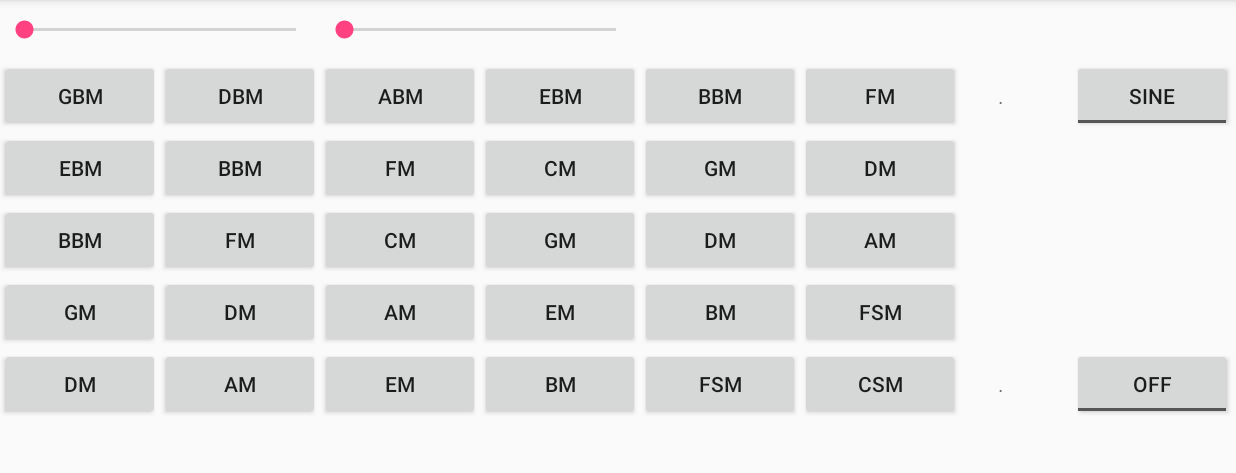
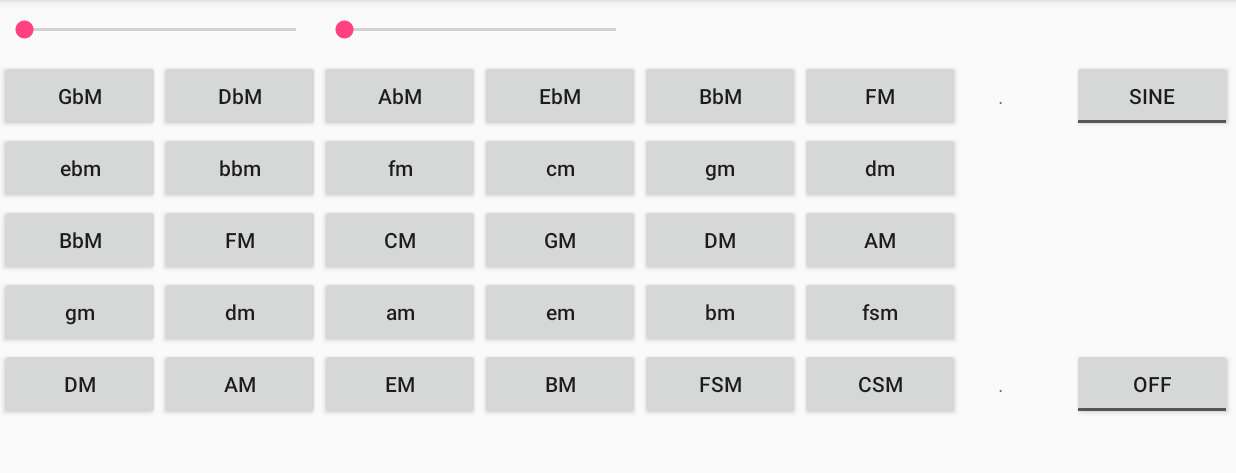
Before and after one commit to MikeSperone/Chord_Arp, an Android app: the screen it shows after launch (MainActivity), on a phone screen of 824 x 412 dp (held sideways), the part 72-545 px from its top. Run offline under Robolectric (Android 15) with nearby library versions, the phone set to English and light mode, and no system bars; libraries missing offline, so code that uses them is left out: org.puredata.android, org.puredata.core; 35 statements that could not run were skipped.

Commit message:
fixed all caps issue

```diff
--- a/app/src/main/res/layout/activity_main.xml
+++ b/app/src/main/res/layout/activity_main.xml
@@ -1,13 +1,11 @@
 <?xml version="1.0" encoding="utf-8"?>
 
 <TableLayout xmlns:android="http://schemas.android.com/apk/res/android"
-    xmlns:tools="http://schemas.android.com/tools"
     android:layout_width="match_parent"
     android:layout_height="match_parent"
     android:shrinkColumns="*"
     android:stretchColumns="*"
-    android:id="@+id/mainLayout"
-    android:textAllCaps="false" >
+    android:id="@+id/mainLayout" >
 
     <TableRow android:layout_width="match_parent"
         android:layout_height="wrap_content">
@@ -48,12 +46,12 @@
 
     <TableRow android:layout_width="match_parent">
 
-            <Button android:id="@+id/GbM" android:tag="GbM" android:text="@string/GbMaj" android:onClick="onChordClick" />
-            <Button android:id="@+id/DbM" android:tag="DbM" android:text="@string/DbMaj" android:onClick="onChordClick" />
-            <Button android:id="@+id/AbM" android:tag="AbM" android:text="@string/AbMaj" android:onClick="onChordClick" />
-            <Button android:id="@+id/EbM" android:tag="EbM" android:text="@string/EbMaj" android:onClick="onChordClick" />
-            <Button android:id="@+id/BbM" android:tag="BbM" android:text="@string/BbMaj" android:onClick="onChordClick" />
-            <Button android:id="@+id/FM" android:tag="FM" android:text="@string/FMaj" android:onClick="onChordClick" />
+            <Button android:id="@+id/GbM" android:tag="GbM" android:text="@string/GbMaj" android:onClick="onChordClick" android:textAllCaps="false" />
+            <Button android:id="@+id/DbM" android:tag="DbM" android:text="@string/DbMaj" android:onClick="onChordClick" android:textAllCaps="false" />
+            <Button android:id="@+id/AbM" android:tag="AbM" android:text="@string/AbMaj" android:onClick="onChordClick" android:textAllCaps="false" />
+            <Button android:id="@+id/EbM" android:tag="EbM" android:text="@string/EbMaj" android:onClick="onChordClick" android:textAllCaps="false" />
+            <Button android:id="@+id/BbM" android:tag="BbM" android:text="@string/BbMaj" android:onClick="onChordClick" android:textAllCaps="false" />
+            <Button android:id="@+id/FM" android:tag="FM" android:text="@string/FMaj" android:onClick="onChordClick" android:textAllCaps="false" />
             <TextView
                 android:layout_width="match_parent"
                 android:layout_height="wrap_content"
@@ -72,40 +70,40 @@
     </TableRow>
 
         <TableRow android:layout_width="match_parent">
-            <Button android:id="@+id/ebm" android:tag="ebm" android:text="@string/ebmin" android:onClick="onChordClick" />
-            <Button android:id="@+id/bbm" android:tag="bbm" android:text="@string/bbmin" android:onClick="onChordClick" />
-            <Button android:id="@+id/fm" android:tag="fm" android:text="@string/fmin" android:onClick="onChordClick" />
-            <Button android:id="@+id/cm" android:tag="cm" android:text="@string/cmin" android:onClick="onChordClick" />
-            <Button android:id="@+id/gm" android:tag="gm" android:text="@string/gmin" android:onClick="onChordClick" />
-            <Button android:id="@+id/dm" android:tag="dm" android:text="@string/dmin" android:onClick="onChordClick" />
+            <Button android:id="@+id/ebm" android:tag="ebm" android:text="@string/ebmin" android:onClick="onChordClick" android:textAllCaps="false" />
+            <Button android:id="@+id/bbm" android:tag="bbm" android:text="@string/bbmin" android:onClick="onChordClick" android:textAllCaps="false" />
+            <Button android:id="@+id/fm" android:tag="fm" android:text="@string/fmin" android:onClick="onChordClick" android:textAllCaps="false" />
+            <Button android:id="@+id/cm" android:tag="cm" android:text="@string/cmin" android:onClick="onChordClick" android:textAllCaps="false" />
+            <Button android:id="@+id/gm" android:tag="gm" android:text="@string/gmin" android:onClick="onChordClick" android:textAllCaps="false" />
+            <Button android:id="@+id/dm" android:tag="dm" android:text="@string/dmin" android:onClick="onChordClick" android:textAllCaps="false" />
 
         </TableRow>
 
         <TableRow android:layout_width="match_parent">
-            <Button android:id="@+id/BbM_1" android:tag="BbM" android:text="@string/BbMaj" android:onClick="onChordClick" />
-            <Button android:id="@+id/FM_1" android:tag="FM" android:text="@string/FMaj" android:onClick="onChordClick" />
-            <Button android:id="@+id/CM" android:tag="CM" android:text="@string/CMaj" android:onClick="onChordClick" />
-            <Button android:id="@+id/GM" android:tag="GM" android:text="@string/GMaj" android:onClick="onChordClick" />
-            <Button android:id="@+id/DM" android:tag="DM" android:text="@string/DMaj" android:onClick="onChordClick" />
-            <Button android:id="@+id/AM" android:tag="AM" android:text="@string/AMaj" android:onClick="onChordClick" />
+            <Button android:id="@+id/BbM_1" android:tag="BbM" android:text="@string/BbMaj" android:onClick="onChordClick" android:textAllCaps="false" />
+            <Button android:id="@+id/FM_1" android:tag="FM" android:text="@string/FMaj" android:onClick="onChordClick" android:textAllCaps="false" />
+            <Button android:id="@+id/CM" android:tag="CM" android:text="@string/CMaj" android:onClick="onChordClick" android:textAllCaps="false" />
+            <Button android:id="@+id/GM" android:tag="GM" android:text="@string/GMaj" android:onClick="onChordClick" android:textAllCaps="false" />
+            <Button android:id="@+id/DM" android:tag="DM" android:text="@string/DMaj" android:onClick="onChordClick" android:textAllCaps="false" />
+            <Button android:id="@+id/AM" android:tag="AM" android:text="@string/AMaj" android:onClick="onChordClick" android:textAllCaps="false" />
         </TableRow>
 
         <TableRow android:layout_width="match_parent">
-            <Button android:id="@+id/gm_1" android:tag="gm" android:text="@string/gmin" android:onClick="onChordClick" />
-            <Button android:id="@+id/dm_1" android:tag="dm" android:text="@string/dmin" android:onClick="onChordClick" />
-            <Button android:id="@+id/am" android:tag="am" android:text="@string/amin" android:onClick="onChordClick" />
-            <Button android:id="@+id/em" android:tag="em" android:text="@string/emin" android:onClick="onChordClick" />
-            <Button android:id="@+id/bm" android:tag="bm" android:text="@string/bmin" android:onClick="onChordClick" />
-            <Button android:id="@+id/fsm" android:tag="fsm" android:text="@string/fsmin" android:onClick="onChordClick" />
+            <Button android:id="@+id/gm_1" android:tag="gm" android:text="@string/gmin" android:onClick="onChordClick" android:textAllCaps="false" />
+            <Button android:id="@+id/dm_1" android:tag="dm" android:text="@string/dmin" android:onClick="onChordClick" android:textAllCaps="false" />
+            <Button android:id="@+id/am" android:tag="am" android:text="@string/amin" android:onClick="onChordClick" android:textAllCaps="false" />
+            <Button android:id="@+id/em" android:tag="em" android:text="@string/emin" android:onClick="onChordClick" android:textAllCaps="false" />
+            <Button android:id="@+id/bm" android:tag="bm" android:text="@string/bmin" android:onClick="onChordClick" android:textAllCaps="false" />
+            <Button android:id="@+id/fsm" android:tag="fsm" android:text="@string/fsmin" android:onClick="onChordClick" android:textAllCaps="false" />
         </TableRow>
 
         <TableRow android:layout_width="match_parent">
-            <Button android:id="@+id/DM_1" android:tag="DM" android:text="@string/DMaj" android:onClick="onChordClick" />
-            <Button android:id="@+id/AM_1" android:tag="AM" android:text="@string/AMaj" android:onClick="onChordClick" />
-            <Button android:id="@+id/EM" android:tag="EM" android:text="@string/EMaj" android:onClick="onChordClick" />
-            <Button android:id="@+id/BM" android:tag="BM" android:text="@string/BMaj" android:onClick="onChordClick" />
-            <Button android:id="@+id/FSM" android:tag="GbM" android:text="@string/FSMaj" android:onClick="onChordClick" />
-            <Button android:id="@+id/CSM" android:tag="CSM" android:text="@string/CSMaj" android:onClick="onChordClick" />
+            <Button android:id="@+id/DM_1" android:tag="DM" android:text="@string/DMaj" android:onClick="onChordClick" android:textAllCaps="false" />
+            <Button android:id="@+id/AM_1" android:tag="AM" android:text="@string/AMaj" android:onClick="onChordClick" android:textAllCaps="false" />
+            <Button android:id="@+id/EM" android:tag="EM" android:text="@string/EMaj" android:onClick="onChordClick" android:textAllCaps="false" />
+            <Button android:id="@+id/BM" android:tag="BM" android:text="@string/BMaj" android:onClick="onChordClick" android:textAllCaps="false" />
+            <Button android:id="@+id/FSM" android:tag="GbM" android:text="@string/FSMaj" android:onClick="onChordClick" android:textAllCaps="false" />
+            <Button android:id="@+id/CSM" android:tag="CSM" android:text="@string/CSMaj" android:onClick="onChordClick" android:textAllCaps="false" />
             <TextView
                 android:layout_width="match_parent"
                 android:layout_height="wrap_content"
```
